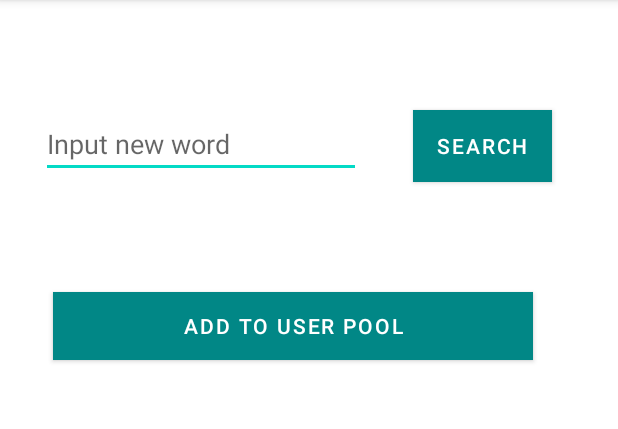
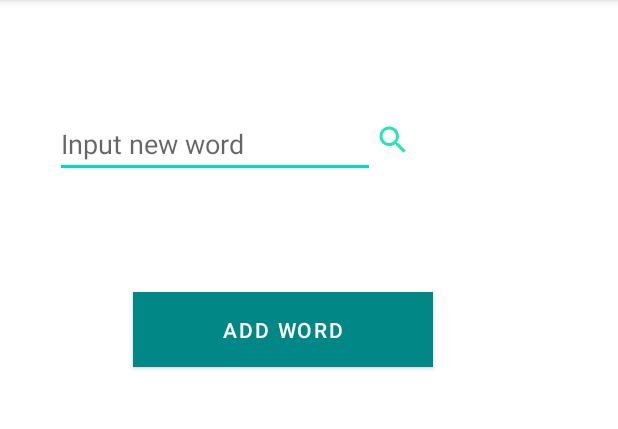
Before and after one commit to nhom5khtn/TestEngLib, an Android app: the fragment RegisterFragment shown on its own in the app's theme, on a phone screen of 412 x 824 dp, the part 84-513 px from its top. Run offline under Robolectric (Android 15) with nearby library versions, the phone set to English and light mode, and no system bars; our stand-ins replace Firebase (no records; nobody signed in at launch, a user with empty details on screens opened directly), data binding.

Commit message:
update username

```diff
--- a/testNavigation/app/src/main/java/test/navigation/networking/database/DatabaseAPI.kt
+++ b/testNavigation/app/src/main/java/test/navigation/networking/database/DatabaseAPI.kt
@@ -12,6 +12,7 @@ object DatabaseAPI {
     fun getData(){
         database.child("users")
                 .child(Account.USER_ID)
+                .child("username")
                 .child("wordList")
                 .get().addOnSuccessListener { dataSnapshot ->
                     Log.i("getData", "Got value ${dataSnapshot.value}")
--- a/testNavigation/app/src/main/java/test/navigation/ui/fragment/home/HomeFragment.kt
+++ b/testNavigation/app/src/main/java/test/navigation/ui/fragment/home/HomeFragment.kt
@@ -1,5 +1,7 @@
 package test.navigation.ui.fragment.home
 
+import android.content.ClipData
+import android.content.Intent
 import android.graphics.drawable.Drawable
 import android.os.Bundle
 import android.text.Spannable
@@ -7,21 +9,21 @@ import android.text.SpannableString
 import android.text.style.ImageSpan
 import android.util.Log
 import android.view.*
+import android.widget.Button
 import android.widget.Toast
 import androidx.core.content.ContextCompat
 import androidx.core.view.get
 import androidx.fragment.app.Fragment
+import androidx.navigation.fragment.findNavController
 import androidx.viewpager.widget.ViewPager
 import com.google.firebase.auth.FirebaseAuth
 import com.google.firebase.auth.FirebaseUser
-import com.google.firebase.database.DataSnapshot
-import com.google.firebase.database.DatabaseReference
-import com.google.firebase.database.FirebaseDatabase
-import com.google.firebase.database.ValueEventListener
+import com.google.firebase.database.*
 import kotlinx.android.synthetic.main.fragment_home.*
 import test.navigation.R
 import test.navigation.store.Account
 import test.navigation.ui.activity.main.MainActivity
+import test.navigation.ui.fragment.welcome.WelcomeFragment
 
 
 class HomeFragment : Fragment() {
@@ -31,9 +33,15 @@ class HomeFragment : Fragment() {
     var firebaseUser: FirebaseUser? = null
 
 
+
+
+
     override fun onCreate(savedInstanceState: Bundle?) {
         Log.e("HomeFragment", "onCreate")
         super.onCreate(savedInstanceState)
+        setHasOptionsMenu(true)
+
+
     }
     override fun onCreateView(
         inflater: LayoutInflater, container: ViewGroup?,
@@ -41,7 +49,8 @@ class HomeFragment : Fragment() {
     ): View? {
         Log.e("HomeFragment", "onCreateView")
         // Inflate the layout for this fragment
-        return inflater.inflate(R.layout.fragment_home, container, false)
+       val view = inflater.inflate(R.layout.fragment_home, container, false)
+        return view
     }
     override fun onViewCreated(view: View, savedInstanceState: Bundle?) {
 
@@ -54,6 +63,9 @@ class HomeFragment : Fragment() {
 
 
     }
+
+
+
     private fun setupBottomNavigationView() {
 
         bottom_navigation_view.setOnNavigationItemSelectedListener {
@@ -127,10 +139,26 @@ class HomeFragment : Fragment() {
         )
 
         (activity as MainActivity).supportActionBar?.apply {
-            title = "  " + Account.USER_NAME
+                        title = "  "
             setDisplayShowHomeEnabled(true)
             setLogo(R.drawable.icon_dev)
             setDisplayUseLogoEnabled(true)
+
+            // display username and profile picture
+            refUsers!!.addValueEventListener(object : ValueEventListener {
+                override fun onDataChange(p0: DataSnapshot) {
+                    if (p0.exists()) {
+                        //     val user: Users? = p0.getValue(Users::class.java)
+                        var user:Account? = p0.getValue(Account::class.java)
+                      title as String + user!!.USER_NAME
+                    }
+                }
+
+                override fun onCancelled(error: DatabaseError) {
+                    TODO("Not yet implemented")
+                }
+
+            })
         }
 
     }
@@ -141,6 +169,10 @@ class HomeFragment : Fragment() {
             1 -> {
                 // xử lý khi click vô log out
                 Log.i("Logout", " executive ")
+                FirebaseAuth.getInstance().signOut()
+
+               findNavController().navigate(R.id.action_homeFragment_to_welcomeFragment)
+
                 return true
             }
         }
--- a/testNavigation/app/src/main/java/test/navigation/ui/fragment/login/SignUpFragment.kt
+++ b/testNavigation/app/src/main/java/test/navigation/ui/fragment/login/SignUpFragment.kt
@@ -55,7 +55,7 @@ class SignUpFragment : Fragment() {
                         task->
                     if(task.isSuccessful){
                         firebaseUserID = mAuth.currentUser!!.uid
-                        refUsers = FirebaseDatabase.getInstance().reference.child("Users").child(firebaseUserID)
+                        refUsers = FirebaseDatabase.getInstance().reference.child("users").child(firebaseUserID)
 
                         val userHashMap = HashMap<String, Any>()
                         userHashMap["uid"] = firebaseUserID
--- /dev/null
+++ b/testNavigation/app/src/main/res/drawable/ic_search.xml
@@ -0,0 +1,5 @@
+<vector android:height="24dp" android:tint="#24E5B4"
+    android:viewportHeight="24" android:viewportWidth="24"
+    android:width="24dp" xmlns:android="http://schemas.android.com/apk/res/android">
+    <path android:fillColor="@android:color/white" android:pathData="M15.5,14h-0.79l-0.28,-0.27C15.41,12.59 16,11.11 16,9.5 16,5.91 13.09,3 9.5,3S3,5.91 3,9.5 5.91,16 9.5,16c1.61,0 3.09,-0.59 4.23,-1.57l0.27,0.28v0.79l5,4.99L20.49,19l-4.99,-5zM9.5,14C7.01,14 5,11.99 5,9.5S7.01,5 9.5,5 14,7.01 14,9.5 11.99,14 9.5,14z"/>
+</vector>
--- a/testNavigation/app/src/main/res/layout/fragment_home.xml
+++ b/testNavigation/app/src/main/res/layout/fragment_home.xml
@@ -5,6 +5,8 @@
     android:layout_width="match_parent"
     android:layout_height="match_parent"
     tools:context=".ui.fragment.home.HomeFragment">
+
+
 
     <androidx.viewpager.widget.ViewPager
         android:id="@+id/home_view_pager"
--- a/testNavigation/app/src/main/res/layout/fragment_register.xml
+++ b/testNavigation/app/src/main/res/layout/fragment_register.xml
@@ -1,5 +1,5 @@
 <?xml version="1.0" encoding="utf-8"?>
-<layout
+<layout xmlns:tools="http://schemas.android.com/tools"
     xmlns:android="http://schemas.android.com/apk/res/android"
     xmlns:app="http://schemas.android.com/apk/res-auto">
 
@@ -25,53 +25,54 @@
             app:layout_constraintStart_toStartOf="parent"
             app:layout_constraintTop_toTopOf="parent" />
 
+
         <EditText
             android:id="@+id/edtInputNewWord"
             android:layout_width="wrap_content"
             android:layout_height="wrap_content"
-            android:layout_marginStart="37dp"
             android:layout_marginTop="73dp"
             android:layout_marginEnd="17dp"
             android:layout_marginBottom="6dp"
             android:ems="10"
+            android:hint="Input new word"
             android:inputType="textPersonName"
-            android:hint="Input new word"
             app:layout_constraintBottom_toTopOf="@+id/btnRegister"
-            app:layout_constraintEnd_toStartOf="@+id/btnSearch"
+            app:layout_constraintEnd_toEndOf="parent"
+            app:layout_constraintHorizontal_bias="0.201"
             app:layout_constraintStart_toStartOf="parent"
-            app:layout_constraintTop_toTopOf="parent" />
+            app:layout_constraintTop_toTopOf="parent">
 
-        <Button
+        </EditText>
+
+        <ImageButton
             android:id="@+id/btnSearch"
             android:layout_width="wrap_content"
             android:layout_height="wrap_content"
-            android:layout_marginStart="17dp"
-            android:layout_marginTop="69dp"
-            android:layout_marginEnd="54dp"
-            android:layout_marginBottom="7dp"
-            android:text="Search"
-            app:layout_constraintBottom_toTopOf="@+id/btnRegister"
+            android:background="@color/white"
+            android:backgroundTint="@color/white"
+            app:layout_constraintBottom_toBottomOf="@+id/edtInputNewWord"
             app:layout_constraintEnd_toEndOf="parent"
+            app:layout_constraintHorizontal_bias="0.0"
             app:layout_constraintStart_toEndOf="@+id/edtInputNewWord"
             app:layout_constraintTop_toTopOf="parent"
-            app:layout_constraintVertical_bias="0.057"
-            android:background="@color/teal_700"
-            app:backgroundTint="@color/teal_700"/>
+            app:layout_constraintVertical_bias="0.861"
+            app:srcCompat="@drawable/ic_search" />
 
         <Button
             android:id="@+id/btnRegister"
-            android:layout_width="320dp"
-            android:layout_height="45dp"
-            android:layout_marginStart="35dp"
+            android:layout_width="200dp"
+            android:layout_height="50dp"
             android:layout_marginTop="76dp"
             android:layout_marginEnd="56dp"
-            android:text="Add to User Pool"
+            android:background="@color/teal_700"
+            android:text="Add Word"
+            app:backgroundTint="@color/teal_700"
             app:layout_constraintEnd_toEndOf="parent"
-            app:layout_constraintHorizontal_bias="0.0"
+            app:layout_constraintHorizontal_bias="0.567"
             app:layout_constraintStart_toStartOf="parent"
-            app:layout_constraintTop_toBottomOf="@+id/edtInputNewWord"
-            android:background="@color/teal_700"
-            app:backgroundTint="@color/teal_700"/>
+            app:layout_constraintTop_toBottomOf="@+id/edtInputNewWord" />
+
+
 
         <TextView
             android:id="@+id/tvMeaning"
--- a/testNavigation/app/src/main/res/menu/menu_home.xml
+++ b/testNavigation/app/src/main/res/menu/menu_home.xml
@@ -3,8 +3,13 @@
     xmlns:android="http://schemas.android.com/apk/res/android"
     xmlns:app="http://schemas.android.com/apk/res-auto"
     android:icon="@drawable/icon_menu">
+<!--    <item-->
+<!--        android:id="@+id/menuWithIconText"-->
+<!--        android:title=""-->
+<!--        />-->
     <item
-        android:id="@+id/menuWithIconText"
-        android:title=""
-        />
+        android:id="@+id/action_logout"
+        android:orderInCategory="100"
+        android:title="Log Out"
+        app:showAsAction="never" />
 </menu>
--- a/testNavigation/app/src/main/res/navigation/nav_graph.xml
+++ b/testNavigation/app/src/main/res/navigation/nav_graph.xml
@@ -81,6 +81,11 @@
         android:name="test.navigation.ui.fragment.home.HomeFragment"
         android:label="fragment_home"
         tools:layout="@layout/fragment_home" />
+        <action
+            android:id="@+id/action_homeFragment_to_welcomeFragment"
+            app:destination="@+id/welcomeFragment">
+
+        </action>
     <fragment
         android:id="@+id/resultFragment"
         android:name="test.navigation.ui.fragment.quiz.result.ResultFragment"
```
